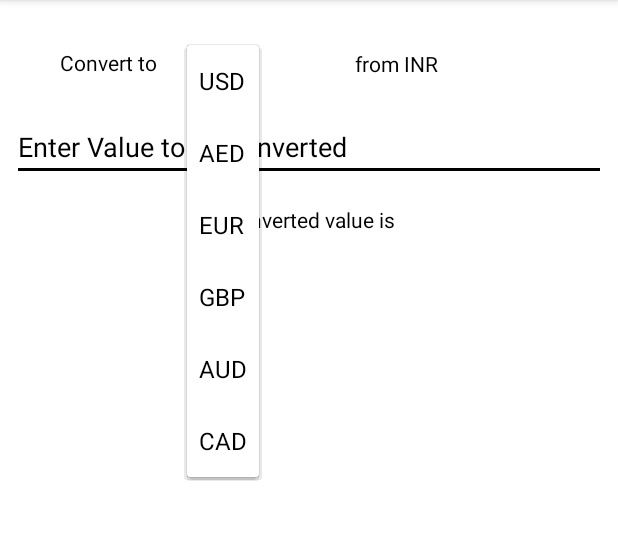
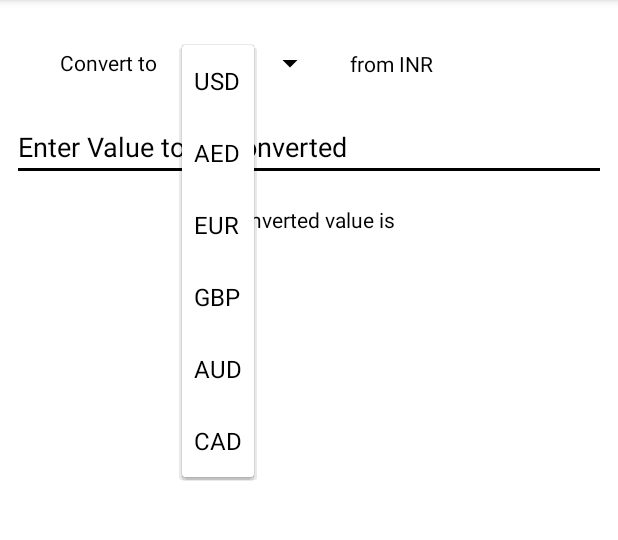
Before and after one commit to priyanshudesai/Navigation-With-Currency-Converter-and-Calculator, an Android app: the screen it shows after launch (NavigationActivity), after a tap on "USD", on a phone screen of 412 x 824 dp, the part 84-624 px from its top. Run offline under Robolectric (Android 15) with nearby library versions, the phone set to English and light mode, and no system bars; our stand-ins replace navigation-ui; Roboto replaces fonts that are not available here.

Commit message:
Fixes in Language Support and Theme Support

```diff
--- a/app/src/main/res/layout/fragment_currency_converter.xml
+++ b/app/src/main/res/layout/fragment_currency_converter.xml
@@ -12,7 +12,7 @@
         android:layout_height="wrap_content"
         android:layout_marginStart="40dp"
         android:layout_marginTop="32dp"
-        android:text="Convert to "
+        android:text="@string/convert_to"
         android:fontFamily="@font/black_ops_one"
         app:layout_constraintBottom_toBottomOf="parent"
         app:layout_constraintEnd_toEndOf="parent"
@@ -25,10 +25,9 @@
         android:id="@+id/spinner_currencyValue"
         android:layout_width="wrap_content"
         android:layout_height="wrap_content"
-        android:backgroundTint="?attr/textColor"
+        android:backgroundTint="?android:textColorPrimary"
         android:layout_marginStart="16dp"
         android:spinnerMode="dropdown"
-
         app:layout_constraintBottom_toBottomOf="@+id/textView"
         app:layout_constraintStart_toEndOf="@+id/textView"
         app:layout_constraintTop_toTopOf="@+id/textView" />
@@ -38,7 +37,7 @@
         android:layout_width="wrap_content"
         android:layout_height="wrap_content"
         android:layout_marginStart="16dp"
-        android:text="from INR"
+        android:text="@string/from_inr"
         android:fontFamily="@font/black_ops_one"
         app:layout_constraintBottom_toBottomOf="@+id/spinner_currencyValue"
         app:layout_constraintStart_toEndOf="@+id/spinner_currencyValue"
@@ -51,12 +50,12 @@
         android:layout_marginStart="8dp"
         android:layout_marginTop="24dp"
         android:layout_marginEnd="8dp"
-        android:hint="Enter Value to be converted"
-        android:textColor="?android:textColor"
+        android:hint="@string/enter_value_to_be_converted"
+        android:textColor="?android:textColorPrimary"
         android:inputType="number"
         android:fontFamily="@font/black_ops_one"
-        android:backgroundTint="?android:textColor"
-        android:textColorHint="?android:textColor"
+        android:backgroundTint="?android:textColorPrimary"
+        android:textColorHint="?android:textColorPrimary"
         app:layout_constraintEnd_toEndOf="parent"
         app:layout_constraintStart_toStartOf="parent"
         app:layout_constraintTop_toBottomOf="@+id/textView" />
@@ -67,7 +66,7 @@
         android:layout_height="wrap_content"
         android:layout_marginTop="16dp"
         android:gravity="center"
-        android:text="Converted value is"
+        android:text="@string/converted_value_is"
         android:fontFamily="@font/black_ops_one"
         app:layout_constraintEnd_toEndOf="parent"
         app:layout_constraintStart_toStartOf="parent"
--- a/app/src/main/res/layout/layout_contact_info_card_details.xml
+++ b/app/src/main/res/layout/layout_contact_info_card_details.xml
@@ -17,7 +17,6 @@
             android:fontFamily="@font/black_ops_one"
             android:text="@string/contact_info"
             android:textAllCaps="true"
-            android:textColor="#5C5C5C"
             android:textSize="16sp"
             android:textStyle="bold"
             app:layout_constraintEnd_toEndOf="parent"
@@ -31,7 +30,6 @@
             android:layout_marginTop="16dp"
             android:fontFamily="@font/black_ops_one"
             android:text="@string/name"
-            android:textColor="#5C5C5C"
             android:textSize="14sp"
             app:layout_constraintStart_toStartOf="@+id/customerHistoryTitle"
             app:layout_constraintTop_toBottomOf="@+id/customerHistoryTitle" />
@@ -62,7 +60,6 @@
             android:layout_marginTop="8dp"
             android:fontFamily="@font/black_ops_one"
             android:text="@string/designation"
-            android:textColor="#5C5C5C"
             android:textSize="14sp"
             app:layout_constraintStart_toStartOf="@+id/textView7"
             app:layout_constraintTop_toBottomOf="@+id/tv_name_cardDetails" />
@@ -103,7 +100,6 @@
             android:layout_marginTop="8dp"
             android:fontFamily="@font/black_ops_one"
             android:text="@string/decision_maker"
-            android:textColor="#5C5C5C"
             android:textSize="14sp"
             app:layout_constraintBottom_toBottomOf="@+id/textView8"
             app:layout_constraintStart_toEndOf="@+id/view"
@@ -135,7 +131,6 @@
             android:layout_marginTop="8dp"
             android:fontFamily="@font/black_ops_one"
             android:text="@string/phone"
-            android:textColor="#5C5C5C"
             android:textSize="14sp"
             app:layout_constraintStart_toStartOf="@+id/textView8"
             app:layout_constraintTop_toBottomOf="@+id/tv_designation_cardDetails" />
@@ -181,7 +176,6 @@
             android:layout_marginTop="8dp"
             android:fontFamily="@font/black_ops_one"
             android:text="@string/email"
-            android:textColor="#5C5C5C"
             android:textSize="14sp"
             app:layout_constraintStart_toStartOf="@+id/textView10"
             app:layout_constraintTop_toBottomOf="@+id/tv_phoneNumber_cardDetails" />
--- a/app/src/main/res/values/strings.xml
+++ b/app/src/main/res/values/strings.xml
@@ -12,15 +12,15 @@
     <string name="menu_search">Search</string>
     <string name="yes">yes</string>
     <string name="no">no</string>
-    <string name="NA">N/A</string>
+    <string name="NA" translatable="false">N/A</string>
     <string name="no_tags">NO TAGS</string>
     <string name="cards_total">\ Cards total</string>
-    <string name="usd">USD</string>
-    <string name="aed">AED</string>
-    <string name="eur">EUR</string>
-    <string name="gbp">GBP</string>
-    <string name="aud">AUD</string>
-    <string name="cad">CAD</string>
+    <string name="usd" translatable="false">USD</string>
+    <string name="aed" translatable="false">AED</string>
+    <string name="eur" translatable="false">EUR</string>
+    <string name="gbp" translatable="false">GBP</string>
+    <string name="aud" translatable="false">AUD</string>
+    <string name="cad" translatable="false">CAD</string>
     <string name="account_type">Account Type :</string>
     <string name="created_at">Created at :</string>
     <string name="contact_info">Contact Info</string>
@@ -52,9 +52,23 @@
     <string name="company">Company</string>
     <string name="industry">Industry</string>
     <string name="contact_type">Contact Type</string>
-    <string name="tel">TEL</string>
+    <string name="tel" translatable="false">TEL</string>
     <string name="website">Website</string>
     <string name="address">Address</string>
     <string name="campaign_email">Campaign Email</string>
     <string name="tags">Tags</string>
+    <string name="convert_to">Convert to</string>
+    <string name="from_inr">from INR</string>
+    <string name="enter_value_to_be_converted">Enter Value to be converted</string>
+    <string name="converted_value_is">Converted value is</string>
+    <string name="enter_first_value">Enter First Value</string>
+    <string name="enter_second_value">Enter Second Value</string>
+    <string name="answer">Answer</string>
+    <string name="modulus" translatable="false">%</string>
+    <string name="divide" translatable="false">/</string>
+    <string name="multiply" translatable="false">*</string>
+    <string name="minus" translatable="false">-</string>
+    <string name="plus" translatable="false">+</string>
+    <string name="equalTo" translatable="false">=</string>
+    <string name="prefName_display">Display</string>
 </resources>
--- a/app/src/main/res/values/themes.xml
+++ b/app/src/main/res/values/themes.xml
@@ -28,7 +28,11 @@
         <item name="windowActionBar">false</item>
         <item name="windowNoTitle">true</item>
 
-        <item name="android:textColor">@color/blackColor</item>
+<!--        <item name="android:textColor">@color/blackColor</item>-->
+        <item name="android:textColorPrimary">@color/blackColor</item>
+        <item name="android:textColorSecondary">@color/blackColor</item>
+        <item name="android:textColorTertiary">@color/blackColor</item>
+
         <item name="textColor">@color/whiteColor</item>
         <item name="btnColor">?attr/colorPrimary</item>
         <item name="bgColor">@color/whiteColor</item>
@@ -43,7 +47,7 @@
         <item name="appBarColor">@color/redColor</item>
 
         <item name="alertDialogTheme">@style/DialogStyle</item>
-   </style>
+    </style>
 
     <style name="Theme.CurrencyConverter.NoActionBar.Dark">
         <item name="colorPrimary">@color/lightBlackColor</item>
@@ -61,7 +65,11 @@
         <item name="windowActionBar">false</item>
         <item name="windowNoTitle">true</item>
 
-        <item name="android:textColor">@color/whiteColor</item>
+<!--        <item name="android:textColor">@color/whiteColor</item>-->
+        <item name="android:textColorPrimary">@color/whiteColor</item>
+        <item name="android:textColorSecondary">@color/whiteColor</item>
+        <item name="android:textColorTertiary">@color/whiteColor</item>
+
         <item name="textColor">@color/whiteColor</item>
         <item name="btnColor">?attr/colorPrimaryVariant</item>
         <item name="bgColor">@color/lightBlackColor</item>
@@ -95,7 +103,11 @@
         <item name="windowActionBar">false</item>
         <item name="windowNoTitle">true</item>
 
-        <item name="android:textColor">@color/blackColor</item>
+<!--        <item name="android:textColor">@color/blackColor</item>-->
+        <item name="android:textColorPrimary">@color/blackColor</item>
+        <item name="android:textColorSecondary">@color/blackColor</item>
+        <item name="android:textColorTertiary">@color/blackColor</item>
+
         <item name="textColor">@color/whiteColor</item>
         <item name="btnColor">?attr/colorSecondary</item>
         <item name="bgColor">@color/whiteColor</item>
@@ -110,14 +122,14 @@
         <item name="appBarColor">@color/redColor</item>
 
         <item name="alertDialogTheme">@style/DialogStyle</item>
-      </style>
+    </style>
 
     <style name="DialogStyle" parent="Theme.MaterialComponents.Light.Dialog.Alert">
         <item name="android:textColor">@color/blackColor</item>
         <item name="colorAccent">?attr/colorPrimaryVariant</item>
     </style>
 
-    <style name="Theme.CurrencyConverter.AppBarOverlay" parent="ThemeOverlay.AppCompat.Dark.ActionBar"/>
+    <style name="Theme.CurrencyConverter.AppBarOverlay" parent="ThemeOverlay.AppCompat.Dark.ActionBar" />
 
     <style name="Theme.CurrencyConverter.PopupOverlay" parent="ThemeOverlay.AppCompat.Light" />
 </resources>
--- a/app/src/main/res/xml/main_preference_screen.xml
+++ b/app/src/main/res/xml/main_preference_screen.xml
@@ -3,7 +3,7 @@
     xmlns:app="http://schemas.android.com/apk/res-auto">
     <PreferenceCategory
         android:key="display"
-        android:title="Display">
+        android:title="@string/prefName_display">
 
         <ListPreference
             android:defaultValue="@string/def_theme"
```
Also changed, not shown: app/src/main/java/com/pd/currencyconverter/ui/calculator/CalculatorFragment.kt (+22 -19 lines), app/src/main/java/com/pd/currencyconverter/ui/currencyconverter/CurrencyConverterFragment.kt (+2 -5 lines), app/src/main/res/layout/fragment_calculator.xml (+16 -16 lines), app/src/main/res/layout/layout_company_info_card_details.xml (+0 -9 lines), 2 other files.
